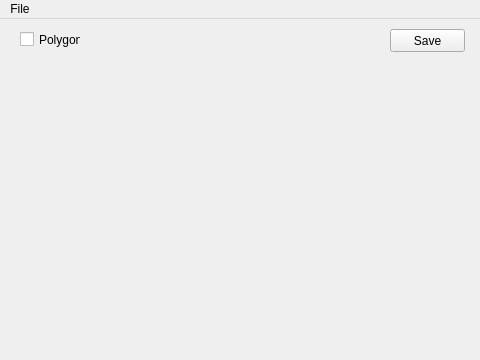
Before: the Qt Designer form Project/NISpeculum/GUI/ThreeDGUI.ui in mariojgpinto/Thesis, drawn with Qt 5.
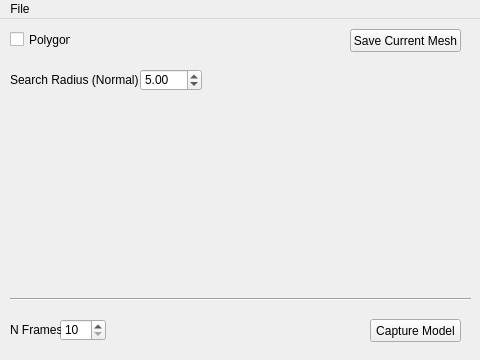
After: the same form once the commit is applied.

Commit message:
Polygon + Save model ()
Added Polygon Thread
Added first control on 3D parameters
Added Floor depth control

```diff
--- a/Project/NISpeculum/GUI/ThreeDGUI.ui
+++ b/Project/NISpeculum/GUI/ThreeDGUI.ui
@@ -17,7 +17,7 @@
    <widget class="QCheckBox" name="_3d_check_box_polygon">
     <property name="geometry">
      <rect>
-      <x>20</x>
+      <x>10</x>
       <y>10</y>
       <width>61</width>
       <height>21</height>
@@ -30,14 +30,95 @@
    <widget class="QPushButton" name="_3d_push_button_save">
     <property name="geometry">
      <rect>
-      <x>390</x>
+      <x>350</x>
       <y>10</y>
-      <width>75</width>
+      <width>111</width>
       <height>23</height>
      </rect>
     </property>
     <property name="text">
-     <string>Save</string>
+     <string>Save Current Mesh</string>
+    </property>
+   </widget>
+   <widget class="QPushButton" name="_3d_push_button_capture">
+    <property name="geometry">
+     <rect>
+      <x>370</x>
+      <y>300</y>
+      <width>91</width>
+      <height>23</height>
+     </rect>
+    </property>
+    <property name="text">
+     <string>Capture Model</string>
+    </property>
+   </widget>
+   <widget class="QSpinBox" name="_3d_spin_box_nframes">
+    <property name="geometry">
+     <rect>
+      <x>60</x>
+      <y>300</y>
+      <width>46</width>
+      <height>22</height>
+     </rect>
+    </property>
+    <property name="minimum">
+     <number>10</number>
+    </property>
+   </widget>
+   <widget class="QLabel" name="label">
+    <property name="geometry">
+     <rect>
+      <x>10</x>
+      <y>300</y>
+      <width>51</width>
+      <height>21</height>
+     </rect>
+    </property>
+    <property name="text">
+     <string>N Frames</string>
+    </property>
+   </widget>
+   <widget class="Line" name="line">
+    <property name="geometry">
+     <rect>
+      <x>10</x>
+      <y>270</y>
+      <width>461</width>
+      <height>20</height>
+     </rect>
+    </property>
+    <property name="orientation">
+     <enum>Qt::Horizontal</enum>
+    </property>
+   </widget>
+   <widget class="QLabel" name="label_2">
+    <property name="geometry">
+     <rect>
+      <x>10</x>
+      <y>50</y>
+      <width>131</width>
+      <height>21</height>
+     </rect>
+    </property>
+    <property name="text">
+     <string>Search Radius (Normal)</string>
+    </property>
+   </widget>
+   <widget class="QDoubleSpinBox" name="_3d_double_spin_box_normal">
+    <property name="geometry">
+     <rect>
+      <x>140</x>
+      <y>50</y>
+      <width>62</width>
+      <height>22</height>
+     </rect>
+    </property>
+    <property name="singleStep">
+     <double>0.100000000000000</double>
+    </property>
+    <property name="value">
+     <double>5.000000000000000</double>
     </property>
    </widget>
   </widget>
```
The commit also changes 20 other files.
